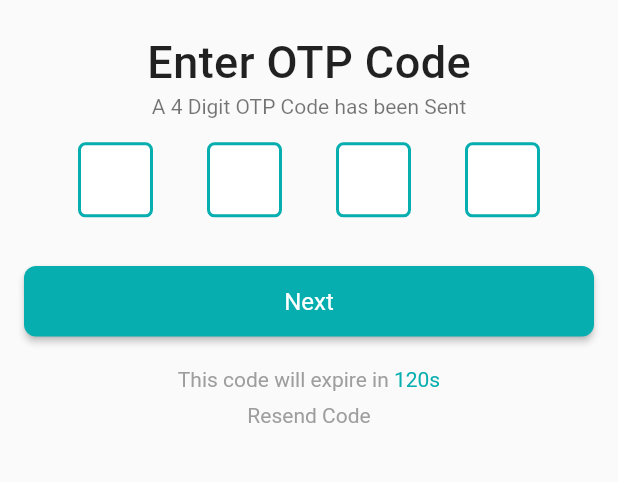
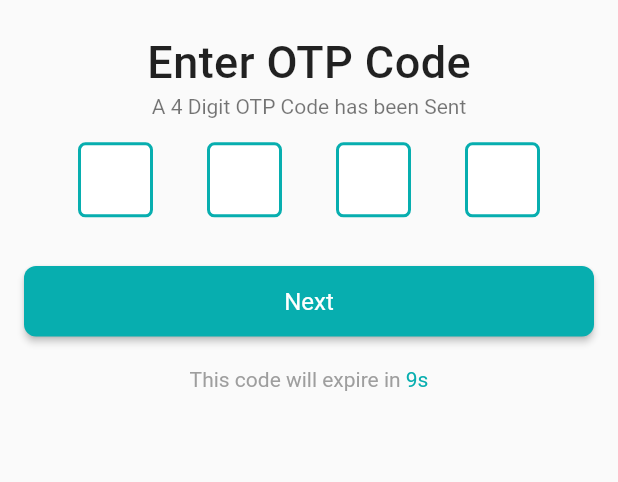
Before and after one commit to robiulhassancse/crafty_bay, a Flutter app: the OtpVerificationScreen screen opened directly, on a phone screen of 412 x 824 dp, the part 242-724 px from its top. Run offline on Flutter 3.47's test engine with Material 2 defaults, Android fonts, the phone set to English and light mode, and no system bars; drawn by our look-alikes of pin_code_fields; our stand-ins replace flutter_svg, get.

Commit message:
Otp Resend Code Time Counting has benn Complete.

```diff
--- a/lib/presentations/ui/screen/otp_verification_screen.dart
+++ b/lib/presentations/ui/screen/otp_verification_screen.dart
@@ -1,3 +1,5 @@
+import 'dart:async';
+
 import 'package:crafty_bay/presentations/ui/screen/complete_profile_screen.dart';
 import 'package:crafty_bay/presentations/ui/utility/app_colors.dart';
 import 'package:crafty_bay/presentations/ui/widgets/app_logo.dart';
@@ -13,6 +15,31 @@ class OtpVerificationScreen extends StatefulWidget {
 }
 
 class _OtpVerificationScreenState extends State<OtpVerificationScreen> {
+
+
+  int resendTime = 10;
+  late Timer countdownTimer;
+  @override
+  void initState() {
+    startTimer();
+    super.initState();
+  }
+
+  startTimer() {
+    countdownTimer = Timer.periodic(const Duration(seconds: 1), (timer) {
+      setState(() {
+        resendTime = resendTime - 1;
+      });
+      if (resendTime < 1) {
+        countdownTimer.cancel();
+      }
+    });
+  }
+  stopTimer(){
+    if(countdownTimer.isActive){
+      countdownTimer.cancel();
+    }
+  }
 
   TextEditingController textEditingController = TextEditingController();
   @override
@@ -65,26 +92,33 @@ class _OtpVerificationScreenState extends State<OtpVerificationScreen> {
                   child: const Text('Next'),
                 ),
                 const SizedBox(height: 20,),
-               RichText(text: const TextSpan(
+               RichText(text:  TextSpan(
                  children: [
-                   TextSpan(
+                   const TextSpan(
                      text: 'This code will expire in ',
                      style: TextStyle(
                        color: Colors.grey,
                      )
                    ),
+
                    TextSpan(
-                     text: '120s',
-                     style: TextStyle(
+                     text: '$resendTime\s',
+                     style: const TextStyle(
                        color: AppColors.primaryColor,
                      )
                    ),
                  ]
                ),),
                 const SizedBox(height: 8,),
-                const Text('Resend Code',style: TextStyle(
-                  color: Colors.grey,
-                ),)
+            resendTime ==0 ? InkWell(
+                onTap: (){
+                  resendTime=10;
+                  startTimer();
+                },child: const Text('Resend Code',style: TextStyle(color: Colors.grey,fontSize: 16),),
+              ):const SizedBox(),
+
+                // resendTime != 0 ? const SizedBox() : const SizedBox(),
+
               ],
             ),
           ),
```
